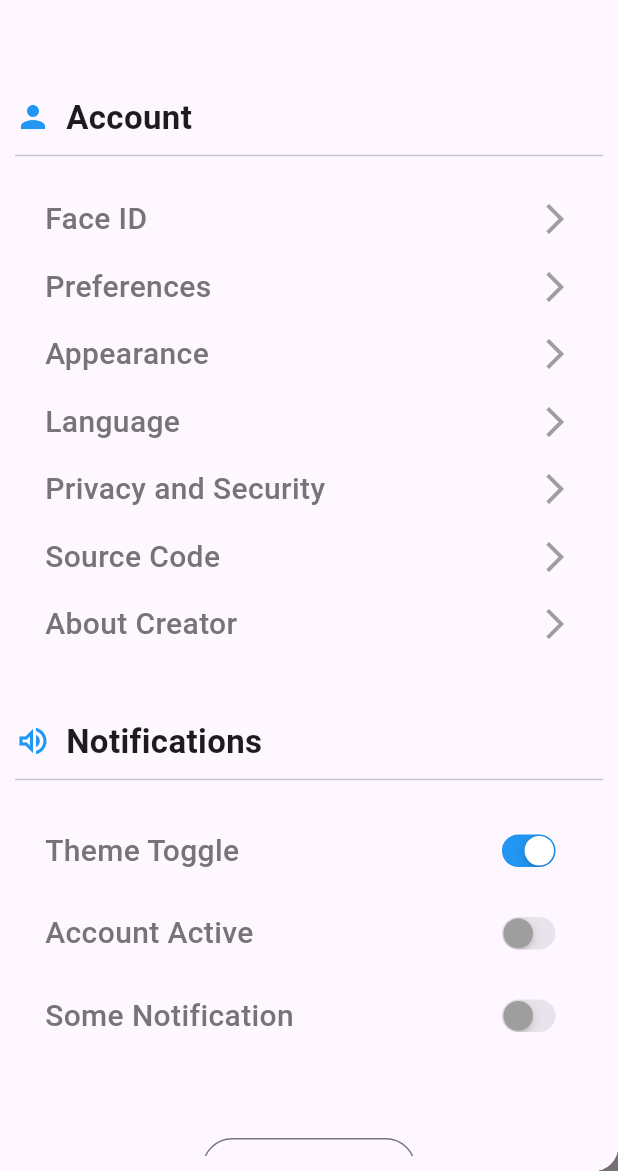
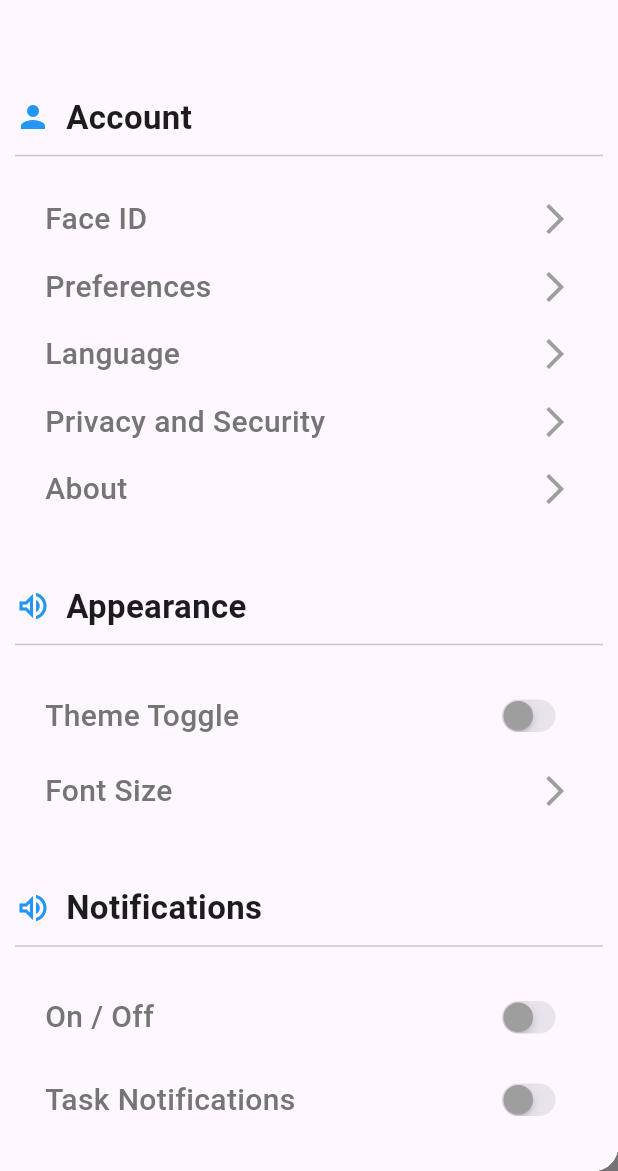
Before and after one commit to sebastiangalloway/Pyramids, a Flutter app: the screen it shows after launch, with the side drawer open, on a phone screen of 412 x 824 dp, the part 65-1236 px from its top. Run offline on Flutter 3.47's test engine with Material 3 defaults, Android fonts, the phone set to English and light mode, and no system bars; our stand-ins replace isar; accounts and stored records are empty; generated files the repository leaves out were written again.

Commit message:
tasks and settings placeholders update

```diff
--- a/lib/screens/settings_screen.dart
+++ b/lib/screens/settings_screen.dart
@@ -10,9 +10,11 @@ class SettingsScreen extends StatefulWidget {
 }
 
 class _SettingsScreen extends State<SettingsScreen> {
-  bool notification_1 = true;
+  bool notification_1 = false;
   bool notification_2 = false;
   bool notification_3 = false;
+  bool notification_4 = false;
+  bool notification_5 = false;
 
   onChangeFunction1(bool newValue1) {
     setState(() {
@@ -29,6 +31,18 @@ class _SettingsScreen extends State<SettingsScreen> {
   onChangeFunction3(bool newValue3) {
     setState(() {
       notification_3 = newValue3;
+    });
+  }
+
+  onChangeFunction4(bool newValue4) {
+    setState(() {
+      notification_4 = newValue4;
+    });
+  }
+
+  onChangeFunction5(bool newValue5) {
+    setState(() {
+      notification_5 = newValue5;
     });
   }
 
@@ -69,11 +83,24 @@ class _SettingsScreen extends State<SettingsScreen> {
               SizedBox(height: 10),
               buildAccountOption(context, "Face ID"),
               buildAccountOption(context, "Preferences"),
-              buildAccountOption(context, "Appearance"),
               buildAccountOption(context, "Language"),
               buildAccountOption(context, "Privacy and Security"),
-              buildAccountOption(context, "Source Code"),
-              buildAccountOption(context, "About Creator"),
+              buildAccountOption(context, "About"),
+              SizedBox(height: 40),
+              Row(
+                children: [
+                  Icon(Icons.volume_up_outlined, color: Colors.blue),
+                  SizedBox(width: 10),
+                  Text("Appearance",
+                      style:
+                          TextStyle(fontSize: 22, fontWeight: FontWeight.bold))
+                ],
+              ),
+              Divider(height: 20, thickness: 1),
+              SizedBox(height: 10),
+              buildNotificationOptions(
+                  "Theme Toggle", notification_1, onChangeFunction1),
+              buildAccountOption(context, "Font Size"),
               SizedBox(height: 40),
               Row(
                 children: [
@@ -87,12 +114,14 @@ class _SettingsScreen extends State<SettingsScreen> {
               Divider(height: 20, thickness: 1),
               SizedBox(height: 10),
               buildNotificationOptions(
-                  "Theme Toggle", notification_1, onChangeFunction1),
+                "On / Off", notification_2, onChangeFunction2),
               buildNotificationOptions(
-                  "Account Active", notification_2, onChangeFunction2),
+                "Task Notifications", notification_3, onChangeFunction3),
               buildNotificationOptions(
-                  "Some Notification", notification_3, onChangeFunction3),
-              SizedBox(height: 50),
+                "Mindfulness Notifications", notification_4, onChangeFunction4),
+              buildNotificationOptions(
+                "Encouragement Notifications", notification_5, onChangeFunction5),
+              SizedBox(height: 40),
               Center(
                 child: OutlinedButton(
                   style: OutlinedButton.styleFrom(
```
Also changed, not shown: 1 other file.
